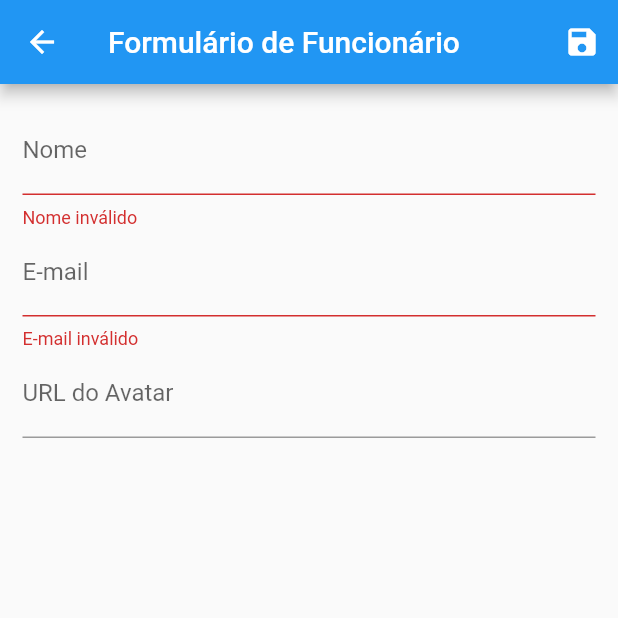
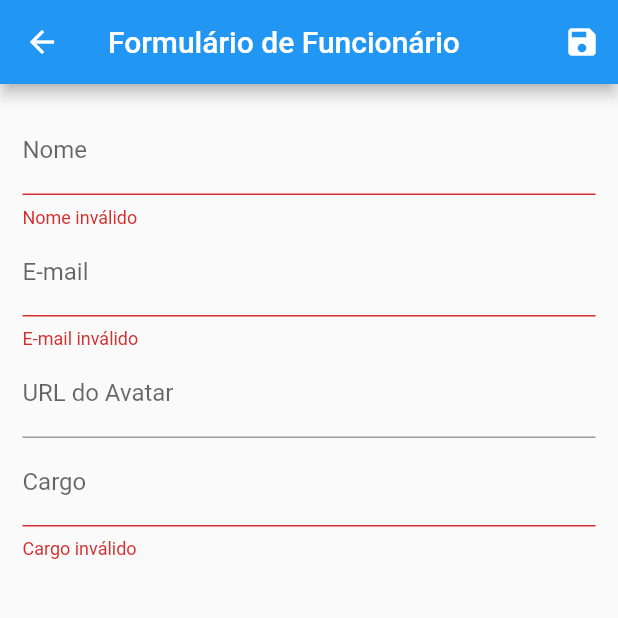
Before and after one commit to willams192/gerencimento_funcionario, a Flutter app: the UserForm screen opened by its route, after a tap on the "save" icon, on a phone screen of 412 x 824 dp, the top half of it. Run offline on Flutter 3.47's test engine with Material 2 defaults, Android fonts, the phone set to English and light mode, and no system bars.

Commit message:
adicionando o campo cargo e algumas validações

```diff
--- a/lib/aplicação/user_form.dart
+++ b/lib/aplicação/user_form.dart
@@ -20,6 +20,7 @@ class _UserFormState extends State<UserForm> {
     _formData['name'] = user.name;
     _formData['email'] = user.email;
     _formData['avatarUrl'] = user.avatarUrl;
+    _formData['cargo'] = user.cargo;
   }
 
   @override
@@ -42,8 +43,12 @@ class _UserFormState extends State<UserForm> {
         final name = _formData['name'];
         final email = _formData['email'];
         final avatarUrl = _formData['avatarUrl'];
+        final cargo = _formData['cargo'];
 
-        if (name != null && email != null && avatarUrl != null) {
+        if (name != null &&
+            email != null &&
+            avatarUrl != null &&
+            cargo != null) {
           final url = 'http://192.168.0.199:3000/funcionario/add';
           final response = await http.post(
             Uri.parse(url),
@@ -52,18 +57,18 @@ class _UserFormState extends State<UserForm> {
               'name': name,
               'email': email,
               'avatarUrl': avatarUrl,
+              'cargo': cargo,
             }),
           );
           if (response.statusCode == 200) {
             final responseData = json.decode(response.body);
             final newUserId = responseData != null ? responseData['_id'] : null;
             final newUser = User(
-              id: newUserId ??
-                  _uuid
-                      .v4(), // Usar o ID retornado pela API se for válido, caso contrário, gerar localmente
+              id: newUserId ?? _uuid.v4(),
               name: name,
               email: email,
               avatarUrl: avatarUrl,
+              cargo: cargo,
             );
 
             Provider.of<Users>(context, listen: false).put(newUser);
@@ -96,7 +101,7 @@ class _UserFormState extends State<UserForm> {
           IconButton(
             icon: Icon(Icons.save),
             onPressed: _saveForm,
-          )
+          ),
         ],
       ),
       body: Padding(
@@ -126,7 +131,9 @@ class _UserFormState extends State<UserForm> {
                   if (value == null || value.trim().isEmpty) {
                     return 'E-mail inválido';
                   }
-                  if (!value.contains('@')) {
+                  final emailRegex =
+                      RegExp(r'^[\w-]+(\.[\w-]+)*@([\w-]+\.)+[a-zA-Z]{2,7}$');
+                  if (!emailRegex.hasMatch(value)) {
                     return 'Informe um e-mail válido';
                   }
                   return null;
@@ -138,6 +145,17 @@ class _UserFormState extends State<UserForm> {
                 decoration: InputDecoration(labelText: 'URL do Avatar'),
                 onSaved: (value) => _formData['avatarUrl'] = value!,
               ),
+              TextFormField(
+                initialValue: _formData['cargo'],
+                decoration: InputDecoration(labelText: 'Cargo'),
+                validator: (value) {
+                  if (value == null || value.trim().isEmpty) {
+                    return 'Cargo inválido';
+                  }
+                  return null;
+                },
+                onSaved: (value) => _formData['cargo'] = value!,
+              ),
             ],
           ),
         ),
```
